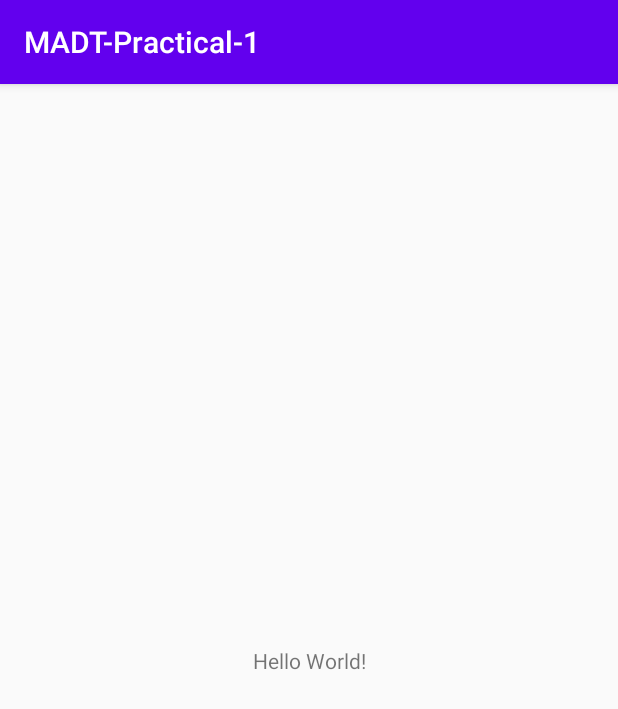
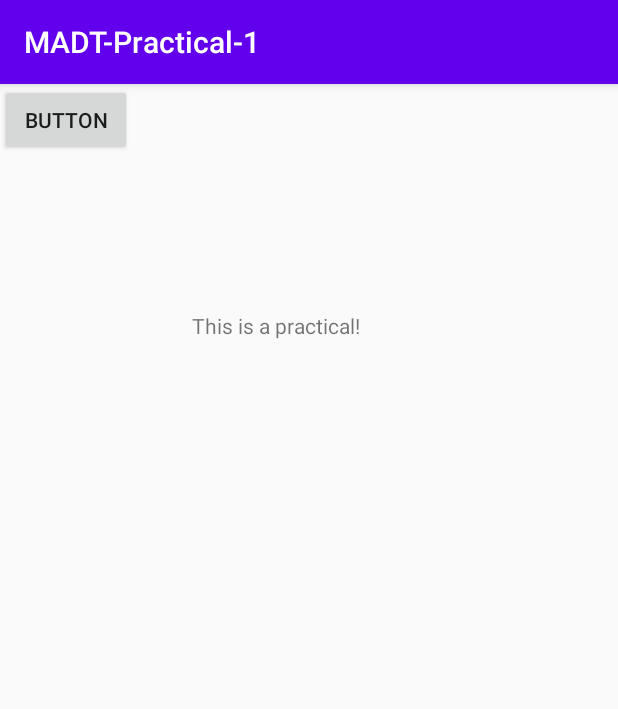
Before and after one commit to demobangz/MADT-Practical-1, an Android app: the screen it shows after launch (MainActivity), on a phone screen of 412 x 824 dp. Shown: the top 709 px of the screen. Run offline under Robolectric (Android 15) with nearby library versions, the phone set to English and light mode, and no system bars.

Commit message:
Added text and button element

```diff
--- a/app/src/main/res/layout/activity_main.xml
+++ b/app/src/main/res/layout/activity_main.xml
@@ -9,10 +9,21 @@
     <TextView
         android:layout_width="wrap_content"
         android:layout_height="wrap_content"
-        android:text="Hello World!"
+        android:text="@string/this_is_a_practical"
         app:layout_constraintBottom_toBottomOf="parent"
+        app:layout_constraintHorizontal_bias="0.426"
         app:layout_constraintLeft_toLeftOf="parent"
         app:layout_constraintRight_toRightOf="parent"
-        app:layout_constraintTop_toTopOf="parent" />
+        app:layout_constraintTop_toTopOf="parent"
+        app:layout_constraintVertical_bias="0.202" />
+
+    <Button
+        android:id="@+id/button"
+        android:layout_width="wrap_content"
+        android:layout_height="wrap_content"
+        android:text="@string/button"
+        tools:layout_editor_absoluteX="143dp"
+        tools:layout_editor_absoluteY="184dp"
+        tools:ignore="MissingConstraints" />
 
 </androidx.constraintlayout.widget.ConstraintLayout>
--- a/app/src/main/res/values/strings.xml
+++ b/app/src/main/res/values/strings.xml
@@ -1,3 +1,5 @@
 <resources>
     <string name="app_name">MADT-Practical-1</string>
+    <string name="this_is_a_practical">This is a practical!</string>
+    <string name="button">Button</string>
 </resources>
```
